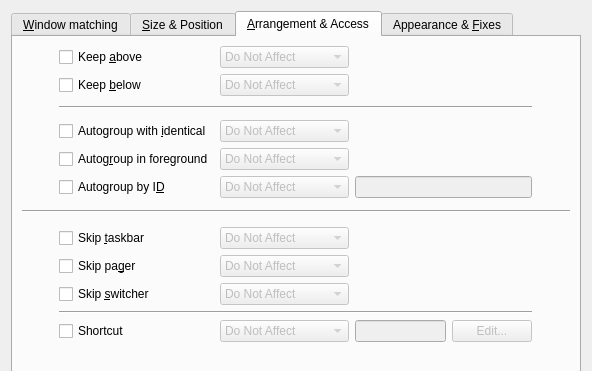
Old version of the form kcmkwin/kwinrules/ruleswidgetbase.ui in the repository lfdevs/kwin; both pictures show x 0 to 592 and y 0 to 371 of the 592 by 588 pixel window.
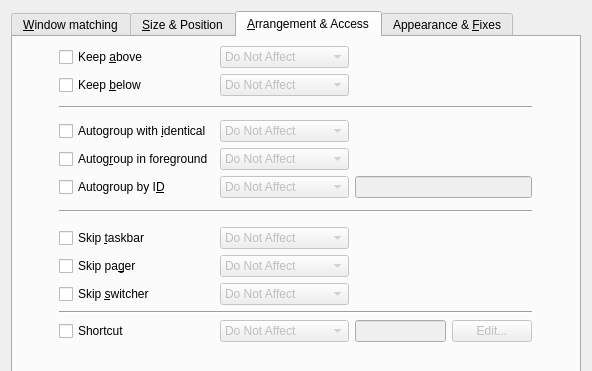
New version of the form. The open tabs and pages were chosen to show the change. Custom widgets are drawn as their Qt base class.

Diff of the .ui file:
```diff
--- a/kcmkwin/kwinrules/ruleswidgetbase.ui
+++ b/kcmkwin/kwinrules/ruleswidgetbase.ui
@@ -1824,7 +1824,7 @@
          </item>
         </widget>
        </item>
-       <item row="9" column="0" colspan="8">
+       <item row="9" column="1" colspan="6">
         <widget class="Line" name="line_14">
          <property name="sizePolicy">
           <sizepolicy hsizetype="Expanding" vsizetype="Fixed">
```
Left out of the diff: 2 changed lines with no effect on the pictures.
